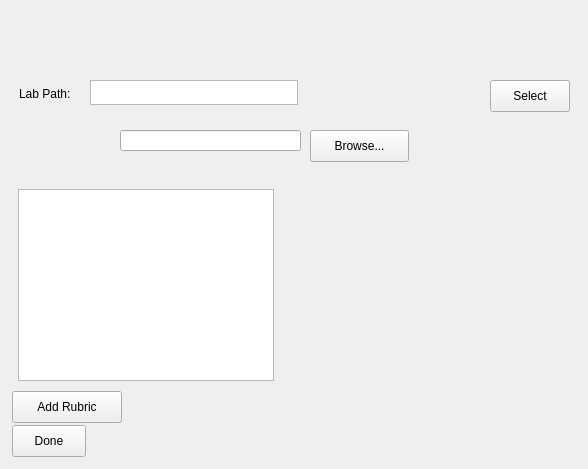
This is repo_project/addlabsGUI/addlabsgui.ui in tokorealand/CS205 as Qt 5 draws it before an edit. The edited form follows.
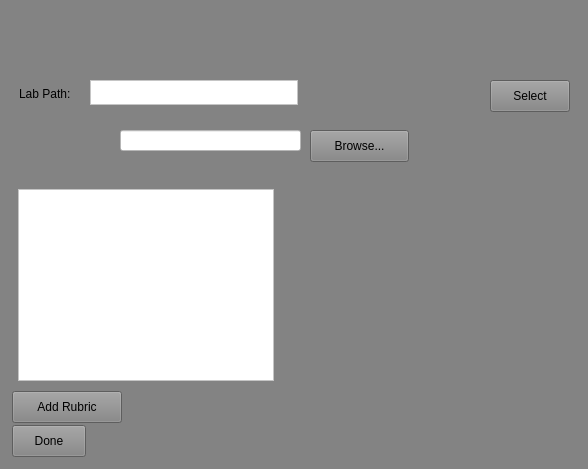
This is the edited form.

What changed in the file:
```diff
--- a/repo_project/addlabsGUI/addlabsgui.ui
+++ b/repo_project/addlabsGUI/addlabsgui.ui
@@ -13,6 +13,9 @@
   <property name="windowTitle">
    <string>AddLabsGUI</string>
   </property>
+  <property name="styleSheet">
+   <string notr="true">background-color: rgb(131, 131, 131);</string>
+  </property>
   <widget class="QPushButton" name="addRubricButton">
    <property name="geometry">
     <rect>
@@ -41,6 +44,9 @@
      <verstretch>0</verstretch>
     </sizepolicy>
    </property>
+   <property name="styleSheet">
+    <string notr="true">background-color: rgb(255, 255, 255);</string>
+   </property>
   </widget>
   <widget class="QPushButton" name="doneButton">
    <property name="geometry">
@@ -83,6 +89,9 @@
      <height>25</height>
     </size>
    </property>
+   <property name="styleSheet">
+    <string notr="true">background-color: rgb(255, 255, 255);</string>
+   </property>
   </widget>
   <widget class="QPushButton" name="selectButton">
    <property name="geometry">
@@ -131,6 +140,9 @@
      <height>21</height>
     </rect>
    </property>
+   <property name="styleSheet">
+    <string notr="true">background-color: rgb(255, 255, 255);</string>
+   </property>
   </widget>
  </widget>
  <layoutdefault spacing="6" margin="11"/>
```
